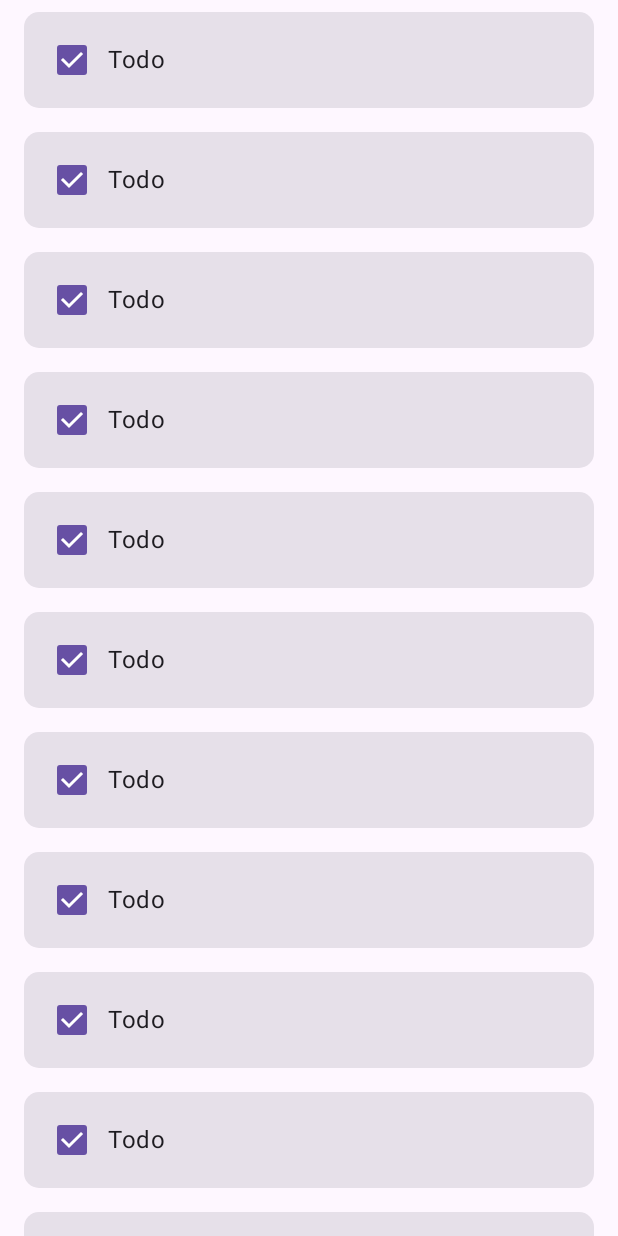
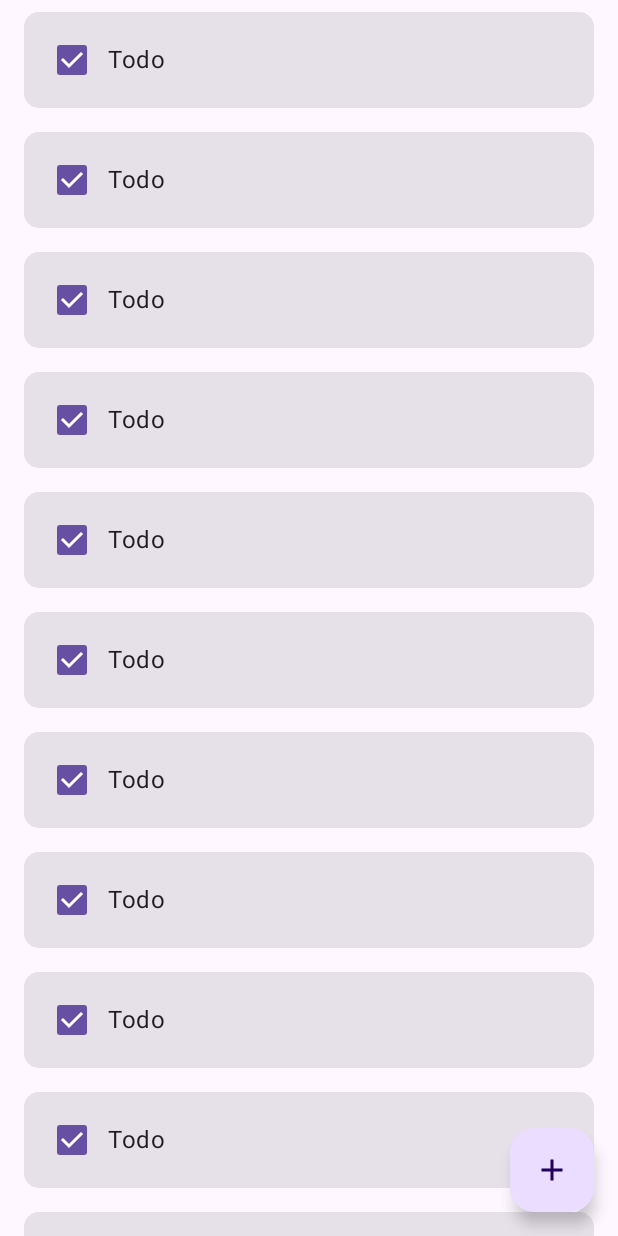
Before and after one commit to Norbert445/TaskFlow, an Android app built with Jetpack Compose: the screen it shows after launch (MainActivity), on a phone screen of 412 x 824 dp. Run offline under Robolectric (Android 15) with nearby library versions, the phone set to English and light mode, and no system bars.

Commit message:
feat: create todo dialog

```diff
--- a/app/src/main/java/com/example/taskflow/presentation/ui/MainActivity.kt
+++ b/app/src/main/java/com/example/taskflow/presentation/ui/MainActivity.kt
@@ -4,14 +4,23 @@ import android.os.Bundle
 import androidx.activity.ComponentActivity
 import androidx.activity.compose.setContent
 import androidx.activity.enableEdgeToEdge
+import androidx.compose.foundation.layout.Box
 import androidx.compose.foundation.layout.WindowInsets
+import androidx.compose.foundation.layout.padding
 import androidx.compose.foundation.layout.safeDrawing
+import androidx.compose.material.icons.Icons
+import androidx.compose.material.icons.filled.Add
+import androidx.compose.material3.FloatingActionButton
+import androidx.compose.material3.Icon
 import androidx.compose.material3.MaterialTheme
 import androidx.compose.material3.Scaffold
+import androidx.compose.ui.Modifier
 import androidx.navigation.compose.NavHost
 import androidx.navigation.compose.composable
+import androidx.navigation.compose.dialog
 import androidx.navigation.compose.rememberNavController
 import com.example.taskflow.presentation.ui.theme.TaskFlowTheme
+import com.example.taskflow.presentation.ui.todos.CreateTodoDialog
 import com.example.taskflow.presentation.ui.todos.TodosScreen
 import kotlinx.serialization.Serializable
 
@@ -19,19 +28,32 @@ class MainActivity : ComponentActivity() {
     override fun onCreate(savedInstanceState: Bundle?) {
         super.onCreate(savedInstanceState)
         enableEdgeToEdge()
+
         setContent {
             TaskFlowTheme {
+                val navController = rememberNavController()
+
                 Scaffold(
                     contentColor = MaterialTheme.colorScheme.surfaceContainer,
                     contentWindowInsets = WindowInsets.safeDrawing,
+                    floatingActionButton = {
+                        FloatingActionButton(
+                            onClick = {
+                                navController.navigate(CreateTodo)
+                            },
+                        ) {
+                            Icon(Icons.Filled.Add, "Floating action button for adding Todo.")
+                        }
+                    }
                 ) { innerPadding ->
-                    val navController = rememberNavController()
-
-                    NavHost(
-                        navController,
-                        startDestination = Todos,
-                    ) {
-                        composable<Todos> { TodosScreen(innerPadding) }
+                    Box(modifier = Modifier.padding(innerPadding)) {
+                        NavHost(
+                            navController = navController,
+                            startDestination = Todos
+                        ) {
+                            composable<Todos> { TodosScreen() }
+                            dialog<CreateTodo> { CreateTodoDialog() }
+                        }
                     }
                 }
             }
@@ -40,4 +62,7 @@ class MainActivity : ComponentActivity() {
 
     @Serializable
     object Todos
+
+    @Serializable
+    object CreateTodo
 }
--- /dev/null
+++ b/app/src/main/java/com/example/taskflow/presentation/ui/todos/TodoItem.kt
@@ -0,0 +1,33 @@
+import androidx.compose.foundation.layout.Row
+import androidx.compose.foundation.layout.fillMaxWidth
+import androidx.compose.foundation.layout.padding
+import androidx.compose.foundation.shape.RoundedCornerShape
+import androidx.compose.material3.Card
+import androidx.compose.material3.Checkbox
+import androidx.compose.material3.MaterialTheme
+import androidx.compose.material3.Text
+import androidx.compose.runtime.Composable
+import androidx.compose.ui.Alignment
+import androidx.compose.ui.Modifier
+import androidx.compose.ui.unit.dp
+
+@Composable
+fun TodoItem() {
+    Card(
+        modifier = Modifier
+            .fillMaxWidth()
+            .padding(vertical = 8.dp),
+        shape = RoundedCornerShape(10.dp),
+    ) {
+        Row(
+            modifier = Modifier.padding(8.dp),
+            verticalAlignment = Alignment.CenterVertically
+        ) {
+            Checkbox(checked = true, onCheckedChange = { })
+            Text(
+                "Todo",
+                color = MaterialTheme.colorScheme.onSurface
+            )
+        }
+    }
+}
--- a/app/src/main/java/com/example/taskflow/presentation/ui/todos/TodosScreen.kt
+++ b/app/src/main/java/com/example/taskflow/presentation/ui/todos/TodosScreen.kt
@@ -1,29 +1,19 @@
 package com.example.taskflow.presentation.ui.todos
 
+import TodoItem
 import androidx.compose.foundation.layout.PaddingValues
-import androidx.compose.foundation.layout.Row
 import androidx.compose.foundation.layout.fillMaxWidth
-import androidx.compose.foundation.layout.padding
 import androidx.compose.foundation.lazy.LazyColumn
-import androidx.compose.foundation.shape.RoundedCornerShape
-import androidx.compose.material3.Card
-import androidx.compose.material3.Checkbox
-import androidx.compose.material3.MaterialTheme
-import androidx.compose.material3.Text
 import androidx.compose.runtime.Composable
-import androidx.compose.ui.Alignment
 import androidx.compose.ui.Modifier
 import androidx.compose.ui.unit.dp
 
 @Composable
-fun TodosScreen(innerPadding: PaddingValues) {
+fun TodosScreen() {
     LazyColumn(
         modifier = Modifier.fillMaxWidth(),
         contentPadding = PaddingValues(
-            start = 16.dp,
-            end = 16.dp,
-            top = innerPadding.calculateTopPadding(),
-            bottom = innerPadding.calculateBottomPadding()
+            horizontal = 16.dp
         )
     ) {
         items(100) {
@@ -31,24 +21,3 @@ fun TodosScreen(innerPadding: PaddingValues) {
         }
     }
 }
-
-@Composable
-fun TodoItem() {
-    Card(
-        modifier = Modifier
-            .fillMaxWidth()
-            .padding(vertical = 8.dp),
-        shape = RoundedCornerShape(10.dp),
-    ) {
-        Row(
-            modifier = Modifier.padding(8.dp),
-            verticalAlignment = Alignment.CenterVertically
-        ) {
-            Checkbox(checked = true, onCheckedChange = { })
-            Text(
-                "Todo",
-                color = MaterialTheme.colorScheme.onSurface
-            )
-        }
-    }
-}
--- a/gradle/libs.versions.toml
+++ b/gradle/libs.versions.toml
@@ -7,7 +7,7 @@ junitVersion = "1.1.5"
 espressoCore = "3.5.1"
 lifecycleRuntimeKtx = "2.6.1"
 activityCompose = "1.8.0"
-composeBom = "2024.09.00"
+composeBom = "2025.03.01"
 navigationCompose = "2.8.9"
 serialization = "1.8.0"
 
```
Also changed, not shown: app/src/main/java/com/example/taskflow/presentation/ui/todos/CreateTodoDialog.kt (added, +43 -0 lines).
